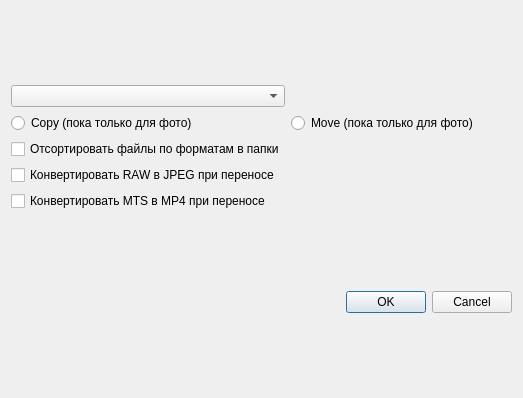
Qt form sd_settings.ui (C2H5OH-creator/Explorer2) before a commit.
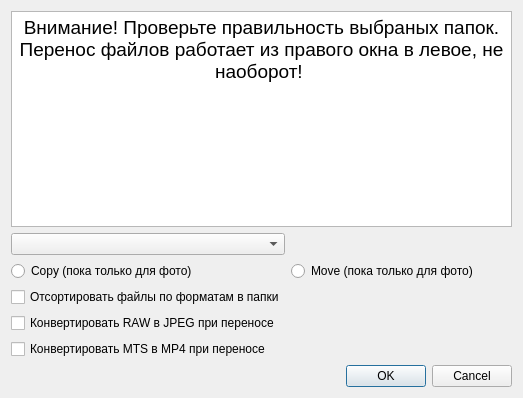
The same form after that commit.

What changed in the file:
```diff
--- a/sd_settings.ui
+++ b/sd_settings.ui
@@ -14,33 +14,53 @@
    <string>SD actions</string>
   </property>
   <layout class="QGridLayout" name="gridLayout_2">
-   <item row="0" column="0">
+   <item row="2" column="0">
+    <widget class="QDialogButtonBox" name="buttonBox">
+     <property name="orientation">
+      <enum>Qt::Horizontal</enum>
+     </property>
+     <property name="standardButtons">
+      <set>QDialogButtonBox::Cancel|QDialogButtonBox::Ok</set>
+     </property>
+    </widget>
+   </item>
+   <item row="1" column="0">
     <layout class="QGridLayout" name="gridLayout">
-     <item row="5" column="0">
-      <widget class="QCheckBox" name="MTS_to_MP4">
-       <property name="text">
-        <string>Конвертировать MTS в MP4 при переносе</string>
-       </property>
-      </widget>
-     </item>
-     <item row="0" column="0">
-      <widget class="QComboBox" name="Drives"/>
-     </item>
-     <item row="3" column="0">
+     <item row="4" column="0">
       <widget class="QCheckBox" name="folder_settings">
        <property name="text">
         <string>Отсортировать файлы по форматам в папки</string>
        </property>
       </widget>
      </item>
-     <item row="4" column="0">
+     <item row="2" column="0">
+      <widget class="QRadioButton" name="Copy_type">
+       <property name="text">
+        <string>Copy (пока только для фото)</string>
+       </property>
+       <attribute name="buttonGroup">
+        <string notr="true">buttonGroup</string>
+       </attribute>
+      </widget>
+     </item>
+     <item row="6" column="0">
+      <widget class="QCheckBox" name="MTS_to_MP4">
+       <property name="text">
+        <string>Конвертировать MTS в MP4 при переносе</string>
+       </property>
+      </widget>
+     </item>
+     <item row="5" column="0">
       <widget class="QCheckBox" name="Raw_to_JPEG">
        <property name="text">
         <string>Конвертировать RAW в JPEG при переносе</string>
        </property>
       </widget>
      </item>
-     <item row="1" column="1">
+     <item row="1" column="0">
+      <widget class="QComboBox" name="Drives"/>
+     </item>
+     <item row="2" column="1">
       <widget class="QRadioButton" name="Move_type">
        <property name="text">
         <string>Move (пока только для фото)</string>
@@ -50,10 +70,17 @@
        </attribute>
       </widget>
      </item>
-     <item row="1" column="0">
-      <widget class="QRadioButton" name="Copy_type">
-       <property name="text">
-        <string>Copy (пока только для фото)</string>
+     <item row="0" column="0" colspan="2">
+      <widget class="QTextBrowser" name="textBrowser">
+       <property name="html">
+        <string>&lt;!DOCTYPE HTML PUBLIC &quot;-//W3C//DTD HTML 4.0//EN&quot; &quot;http://www.w3.org/TR/REC-html40/strict.dtd&quot;&gt;
+&lt;html&gt;&lt;head&gt;&lt;meta name=&quot;qrichtext&quot; content=&quot;1&quot; /&gt;&lt;meta charset=&quot;utf-8&quot; /&gt;&lt;style type=&quot;text/css&quot;&gt;
+p, li { white-space: pre-wrap; }
+hr { height: 1px; border-width: 0; }
+li.unchecked::marker { content: &quot;\2610&quot;; }
+li.checked::marker { content: &quot;\2612&quot;; }
+&lt;/style&gt;&lt;/head&gt;&lt;body style=&quot; font-family:'Segoe UI'; font-size:9pt; font-weight:400; font-style:normal;&quot;&gt;
+&lt;p align=&quot;center&quot; style=&quot; margin-top:0px; margin-bottom:0px; margin-left:0px; margin-right:0px; -qt-block-indent:0; text-indent:0px;&quot;&gt;&lt;span style=&quot; font-size:14pt;&quot;&gt;Внимание! Проверьте правильность выбраных папок. Перенос файлов работает из правого окна в левое, не наоборот! &lt;/span&gt;&lt;/p&gt;&lt;/body&gt;&lt;/html&gt;</string>
        </property>
        <attribute name="buttonGroup">
         <string notr="true">buttonGroup</string>
@@ -62,16 +89,6 @@
      </item>
     </layout>
    </item>
-   <item row="1" column="0">
-    <widget class="QDialogButtonBox" name="buttonBox">
-     <property name="orientation">
-      <enum>Qt::Horizontal</enum>
-     </property>
-     <property name="standardButtons">
-      <set>QDialogButtonBox::Cancel|QDialogButtonBox::Ok</set>
-     </property>
-    </widget>
-   </item>
   </layout>
  </widget>
  <resources/>
```
Left out of the diff: 3 changed lines with no effect on the pictures.
